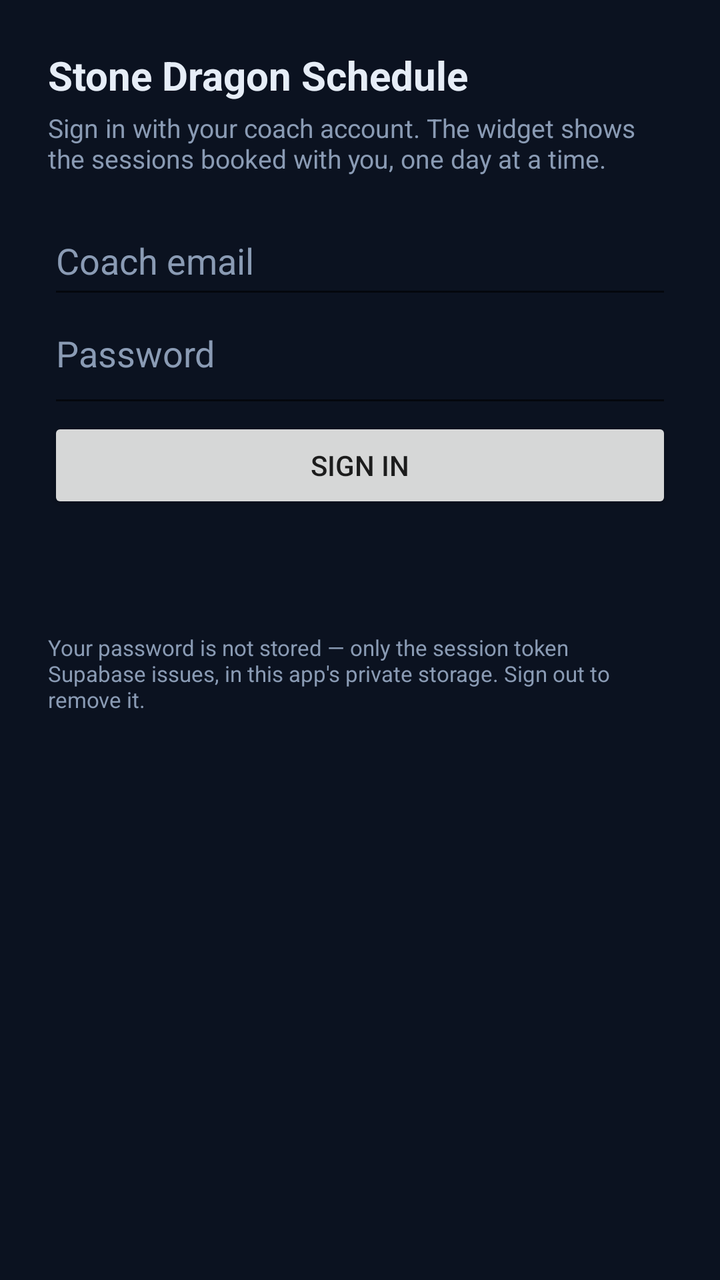
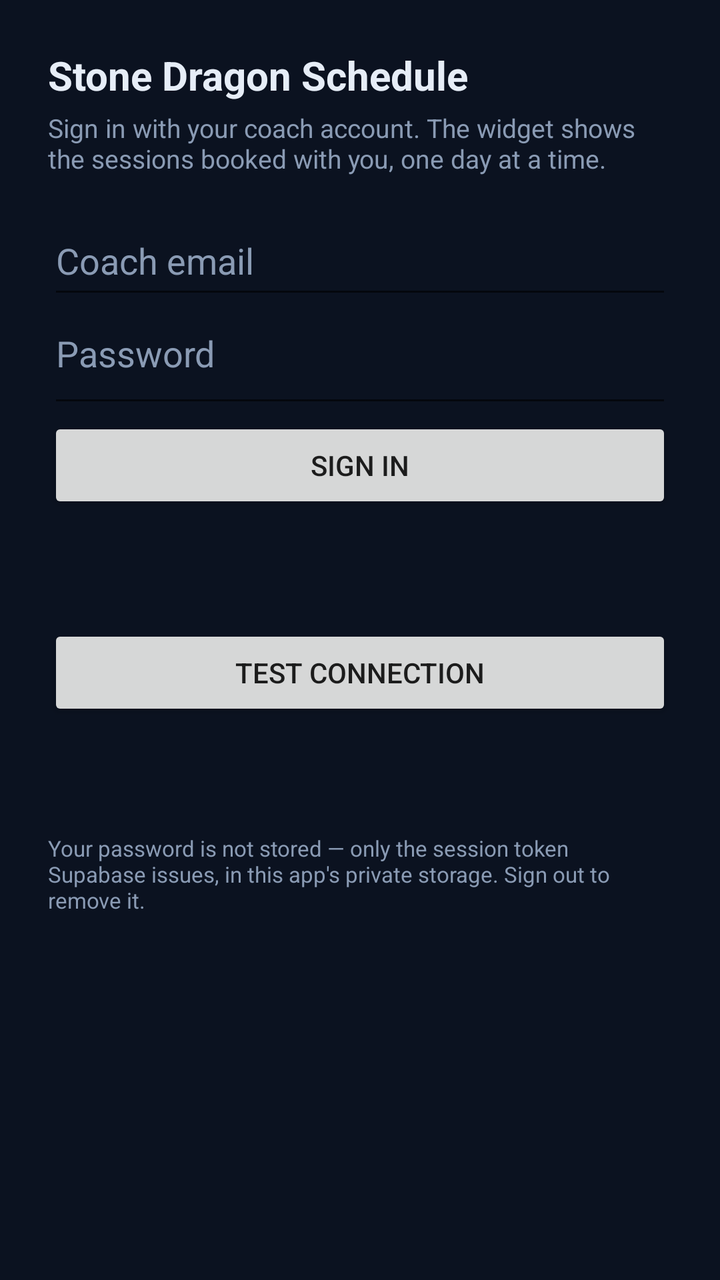

Screens rendered from an Android XML layout before and after an edit, with the pre-edit source and the edit as a unified diff.
<!-- AndroidManifest.xml: application theme Theme.StoneDragonSchedule -->
<!-- res/layout/activity_config.xml -->
<?xml version="1.0" encoding="utf-8"?>
<LinearLayout xmlns:android="http://schemas.android.com/apk/res/android"
    android:layout_width="match_parent"
    android:layout_height="match_parent"
    android:orientation="vertical"
    android:padding="24dp"
    android:background="@color/bg">

    <TextView
        android:layout_width="match_parent"
        android:layout_height="wrap_content"
        android:text="@string/app_name"
        android:textSize="20sp"
        android:textStyle="bold"
        android:textColor="@color/text"
        android:paddingBottom="4dp" />

    <TextView
        android:layout_width="match_parent"
        android:layout_height="wrap_content"
        android:text="@string/config_blurb"
        android:textSize="13sp"
        android:textColor="@color/muted"
        android:paddingBottom="20dp" />

    <TextView
        android:id="@+id/cfg_signed_in"
        android:layout_width="match_parent"
        android:layout_height="wrap_content"
        android:visibility="gone"
        android:textSize="14sp"
        android:textColor="@color/accent"
        android:paddingBottom="16dp" />

    <EditText
        android:id="@+id/cfg_email"
        android:layout_width="match_parent"
        android:layout_height="wrap_content"
        android:hint="@string/email"
        android:inputType="textEmailAddress"
        android:autofillHints="emailAddress"
        android:textColor="@color/text"
        android:textColorHint="@color/muted"
        android:paddingBottom="12dp" />

    <EditText
        android:id="@+id/cfg_password"
        android:layout_width="match_parent"
        android:layout_height="wrap_content"
        android:hint="@string/password"
        android:inputType="textPassword"
        android:autofillHints="password"
        android:textColor="@color/text"
        android:textColorHint="@color/muted"
        android:paddingBottom="20dp" />

    <Button
        android:id="@+id/cfg_button"
        android:layout_width="match_parent"
        android:layout_height="wrap_content"
        android:text="@string/sign_in" />

    <TextView
        android:id="@+id/cfg_status"
        android:layout_width="match_parent"
        android:layout_height="wrap_content"
        android:textSize="13sp"
        android:textColor="@color/muted"
        android:paddingTop="14dp" />

    <TextView
        android:layout_width="match_parent"
        android:layout_height="wrap_content"
        android:text="@string/config_footer"
        android:textSize="11sp"
        android:textColor="@color/muted"
        android:paddingTop="28dp" />
</LinearLayout>
<!-- resources referenced by this layout -->
<resources>
  <color name="accent">#06B6D4</color>
  <color name="bg">#0B1220</color>
  <color name="muted">#8A9BB4</color>
  <color name="text">#E6EDF7</color>
  <string name="app_name">Stone Dragon Schedule</string>
  <string name="config_blurb">Sign in with your coach account. The widget shows the sessions booked with you, one day at a time.</string>
  <string name="config_footer">Your password is not stored — only the session token Supabase issues, in this app\'s private storage. Sign out to remove it.</string>
  <string name="email">Coach email</string>
  <string name="password">Password</string>
  <string name="sign_in">Sign in</string>
  <style name="Theme.StoneDragonSchedule" parent="Theme.MaterialComponents.DayNight.NoActionBar">
          <item name="colorPrimary">@color/accent</item>
          <item name="android:windowBackground">@color/bg</item>
      </style>
</resources>

<!-- the commit's change to res/layout/activity_config.xml (unified diff, before → after) -->
@@ -1,10 +1,15 @@
 <?xml version="1.0" encoding="utf-8"?>
-<LinearLayout xmlns:android="http://schemas.android.com/apk/res/android"
+<ScrollView xmlns:android="http://schemas.android.com/apk/res/android"
     android:layout_width="match_parent"
     android:layout_height="match_parent"
+    android:fillViewport="true"
+    android:background="@color/bg">
+
+<LinearLayout
+    android:layout_width="match_parent"
+    android:layout_height="wrap_content"
     android:orientation="vertical"
-    android:padding="24dp"
-    android:background="@color/bg">
+    android:padding="24dp">
 
     <TextView
         android:layout_width="match_parent"
@@ -68,6 +73,22 @@
         android:textColor="@color/muted"
         android:paddingTop="14dp" />
 
+    <Button
+        android:id="@+id/cfg_test"
+        android:layout_width="match_parent"
+        android:layout_height="wrap_content"
+        android:text="@string/test_connection"
+        android:layout_marginTop="24dp" />
+
+    <TextView
+        android:id="@+id/cfg_diag"
+        android:layout_width="match_parent"
+        android:layout_height="wrap_content"
+        android:textSize="12sp"
+        android:fontFamily="monospace"
+        android:textColor="@color/text"
+        android:paddingTop="12dp" />
+
     <TextView
         android:layout_width="match_parent"
         android:layout_height="wrap_content"
@@ -76,3 +97,4 @@
         android:textColor="@color/muted"
         android:paddingTop="28dp" />
 </LinearLayout>
+</ScrollView>
<!-- resource entries referenced after the edit -->
@@ -10,6 +10,7 @@
   <string name="email">Coach email</string>
   <string name="password">Password</string>
   <string name="sign_in">Sign in</string>
+  <string name="test_connection">Test connection</string>
   <style name="Theme.StoneDragonSchedule" parent="Theme.MaterialComponents.DayNight.NoActionBar">
           <item name="colorPrimary">@color/accent</item>
           <item name="android:windowBackground">@color/bg</item>
